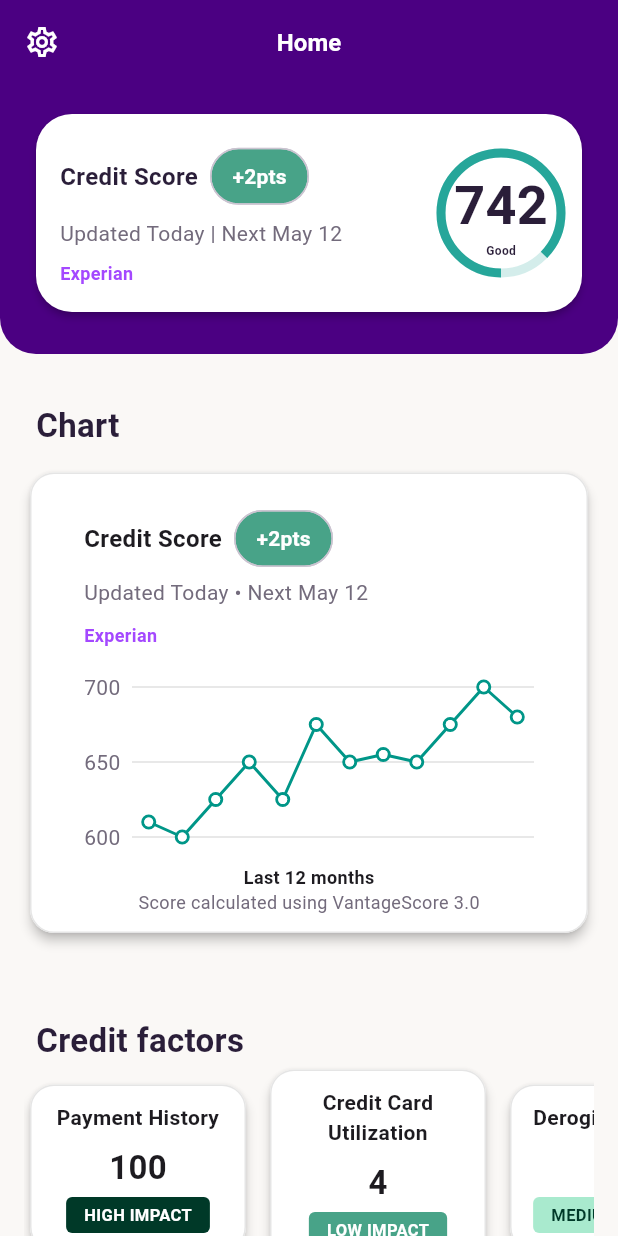
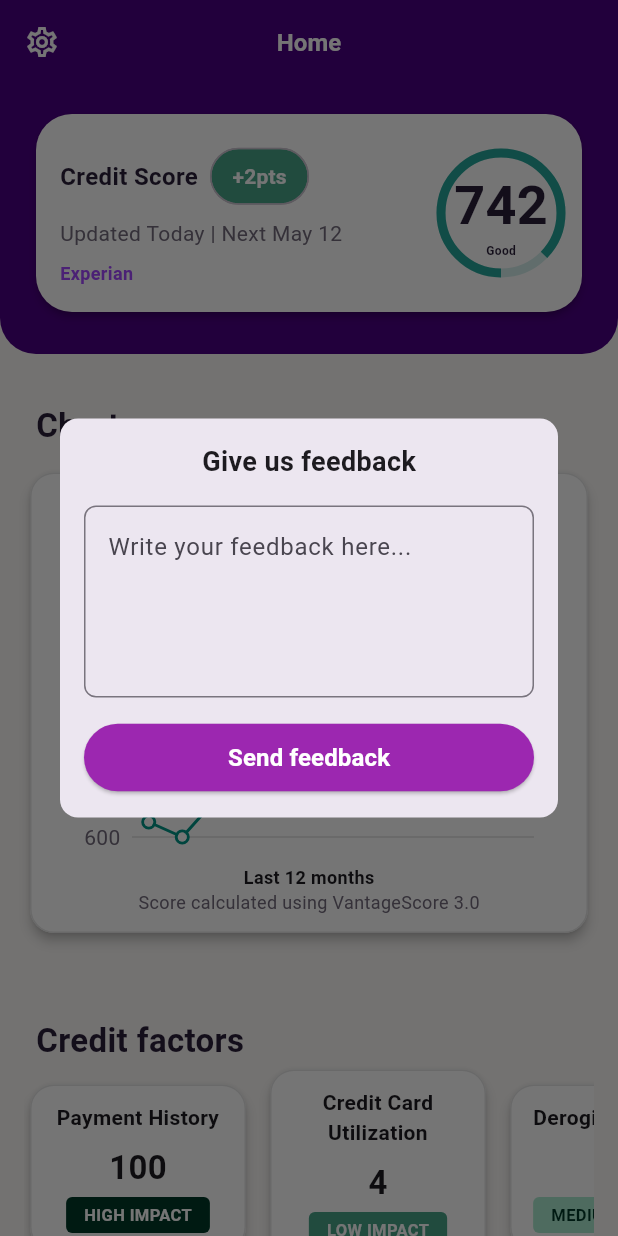
Before and after one commit to pfflyer776/sampleflutter, a Flutter app: the EmploymentFormPage screen opened by its route, after a tap on "Confirm", on a phone screen of 412 x 824 dp. Run offline on Flutter 3.47's test engine with Material 3 defaults, Android fonts, the phone set to English and light mode, and no system bars; drawn by our look-alikes of fl_chart; our stand-ins replace auto_route, flutter_riverpod, riverpod, sembast, visibility_detector.

Commit message:
added finishing touches

```diff
--- a/lib/app_router.dart
+++ b/lib/app_router.dart
@@ -1,13 +1,14 @@
 import 'package:auto_route/auto_route.dart';
-import 'creditdashboardapp.dart';
-import 'views/confirm/employmentformpage.dart';
+import 'package:avatest/creditdashboardapp.dart';
+import 'package:avatest/views/confirm/employmentformpage.dart';
 part 'app_router.gr.dart';
 
 @AutoRouterConfig(replaceInRouteName: 'Page,Route')
 class AppRouter extends RootStackRouter {
   @override
   List<AutoRoute> get routes => [
-    AutoRoute(page: CreditDashboardRoute.page, initial: true),
+    AutoRoute(page: MyNavigatorRoute.page, initial: true),
+    AutoRoute(page: CreditDashboardRoute.page),
     AutoRoute(page: EmploymentFormRoute.page)
   ];
 }
--- a/lib/creditdashboardapp.dart
+++ b/lib/creditdashboardapp.dart
@@ -11,7 +11,6 @@ import 'package:auto_route/auto_route.dart';
 import 'package:avatest/app_router.dart';
 
 class CreditDashboardApp extends StatelessWidget {
-  const CreditDashboardApp({super.key});
 
   @override
   Widget build(BuildContext context) {
@@ -22,9 +21,36 @@ class CreditDashboardApp extends StatelessWidget {
 }
 
 @RoutePage()
+class MyNavigatorPage extends StatefulWidget {
+
+  @override
+  _MyNavigatorWidgetState createState() => _MyNavigatorWidgetState();
+}
+
+class _MyNavigatorWidgetState extends State<MyNavigatorPage> {
+  @override
+  void initState() {
+    super.initState();
+    // Use WidgetsBinding to navigate after the first frame
+    WidgetsBinding.instance.addPostFrameCallback((_) {
+      // Push to the CreditDashboardRoute only after the widget is rendered
+      context.router.push(CreditDashboardRoute(shouldShowDialog: false));
+    });
+  }
+
+  @override
+  Widget build(BuildContext context) {
+    return Container();
+  }
+}
+
+@RoutePage()
 class CreditDashboardPage extends ConsumerWidget {
   final Color primaryColor = Color(0xFF4B0082); // Deep purple
   final Color backgroundColor = Color(0xFFFAF8F6);
+  final bool shouldShowDialog;
+
+  CreditDashboardPage({required this.shouldShowDialog});
 
   double getScore(int currentScore) {
     double percent = (currentScore/850);
@@ -36,8 +62,75 @@ class CreditDashboardPage extends ConsumerWidget {
     return percent;
   }
 
+  void showScreenDialog(BuildContext context) {
+    TextEditingController feedbackController = TextEditingController();
+
+    showDialog(
+      context: context,
+      builder: (BuildContext context) {
+        return Dialog(
+          shape: RoundedRectangleBorder(
+            borderRadius: BorderRadius.circular(12),
+          ),
+          child: Padding(
+            padding: const EdgeInsets.all(16.0),
+            child: Column(
+              mainAxisSize: MainAxisSize.min,
+              crossAxisAlignment: CrossAxisAlignment.start,
+              children: [
+                Center(
+                  child: const Text(
+                    'Give us feedback',
+                    style: TextStyle(
+                      fontSize: 18,
+                      fontWeight: FontWeight.bold,
+                    ),
+                  ),
+                ),
+                const SizedBox(height: 16),
+                TextField(
+                  controller: feedbackController,
+                  decoration: InputDecoration(
+                    hintText: 'Write your feedback here...',
+                    border: OutlineInputBorder(
+                      borderRadius: BorderRadius.circular(8),
+                    ),
+                  ),
+                  maxLines: 4,
+                  minLines: 4,
+                ),
+                const SizedBox(height: 16),
+                ElevatedButton(
+                  onPressed: () {
+                    // Handle feedback submission here
+                    final feedback = feedbackController.text;
+                    print('Feedback: $feedback');
+                    Navigator.of(context).pop(); // Close the dialog
+                  },
+                  style: ElevatedButton.styleFrom(
+                    backgroundColor: Colors.purple,
+                    minimumSize: const Size(double.infinity, 45),
+                  ),
+                  child: const Text(
+                    'Send feedback',
+                    style: TextStyle(fontSize: 16, fontWeight: FontWeight.w600, color: Color(0xFFFFFFFF)),
+                  ),
+                ),
+              ],
+            ),
+          ),
+        );
+      },
+    );
+  }
+
   @override
   Widget build(BuildContext context, WidgetRef ref) {
+    if (shouldShowDialog) {
+      WidgetsBinding.instance.addPostFrameCallback((_) {
+        showScreenDialog(context);
+      });
+    }
     final profileAsync = ref.watch(creditProfileProvider);
     return Scaffold(
       backgroundColor: backgroundColor,
--- a/lib/main.dart
+++ b/lib/main.dart
@@ -1,11 +1,7 @@
 import 'package:flutter/material.dart';
 import 'package:flutter_riverpod/flutter_riverpod.dart';
-//import 'package:path_provider/path_provider.dart';
 import 'package:avatest/creditdashboardapp.dart';
-// import 'package:sembast/sembast_io.dart';
-// import 'package:sembast/sembast.dart';
-
-import 'data/employment_repository.dart';
+import 'package:avatest/data/employment_repository.dart';
 
 void main() async {
 
--- a/pubspec.yaml
+++ b/pubspec.yaml
@@ -41,6 +41,7 @@ dependencies:
   auto_route: ^10.1.0
   sembast: 3.8.5+1
   path_provider: ^2.1.5
+  path_provider_foundation: ^2.4.1
   path: ^1.9.1
 
 dev_dependencies:
```
Also changed, not shown: lib/views/confirm/employmentformpage.dart (+13 -2 lines), lib/views/widgets/buildtextfield.dart (+7 -0 lines), lib/app_router.gr.dart, pubspec.lock, 9 other files.
